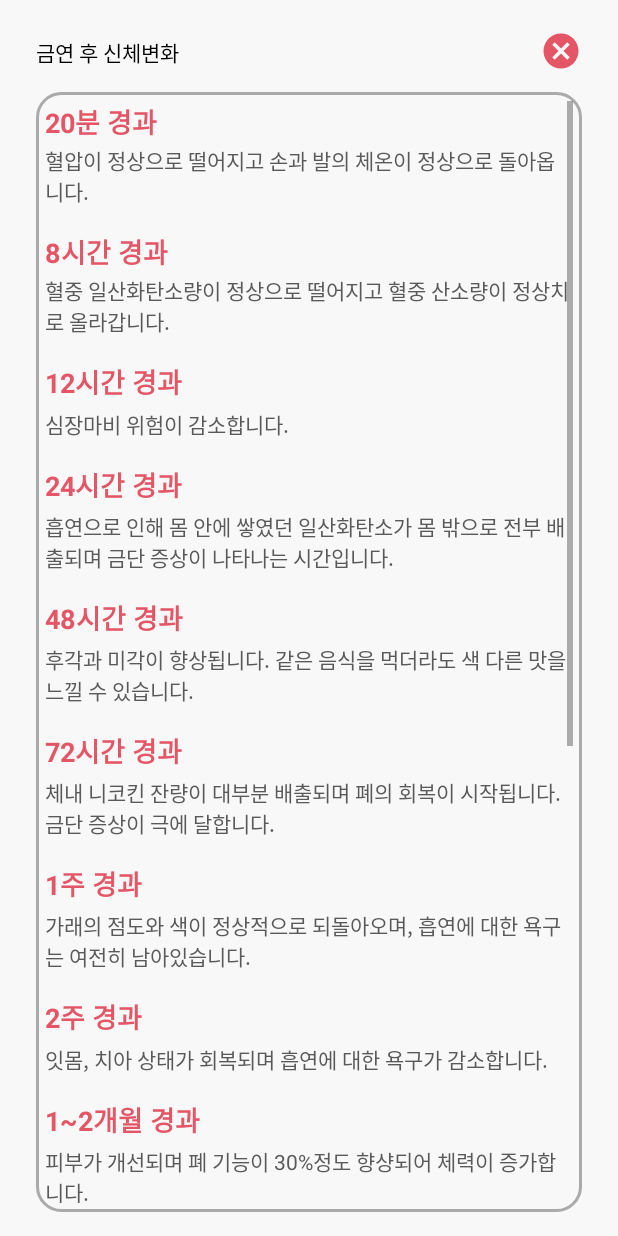
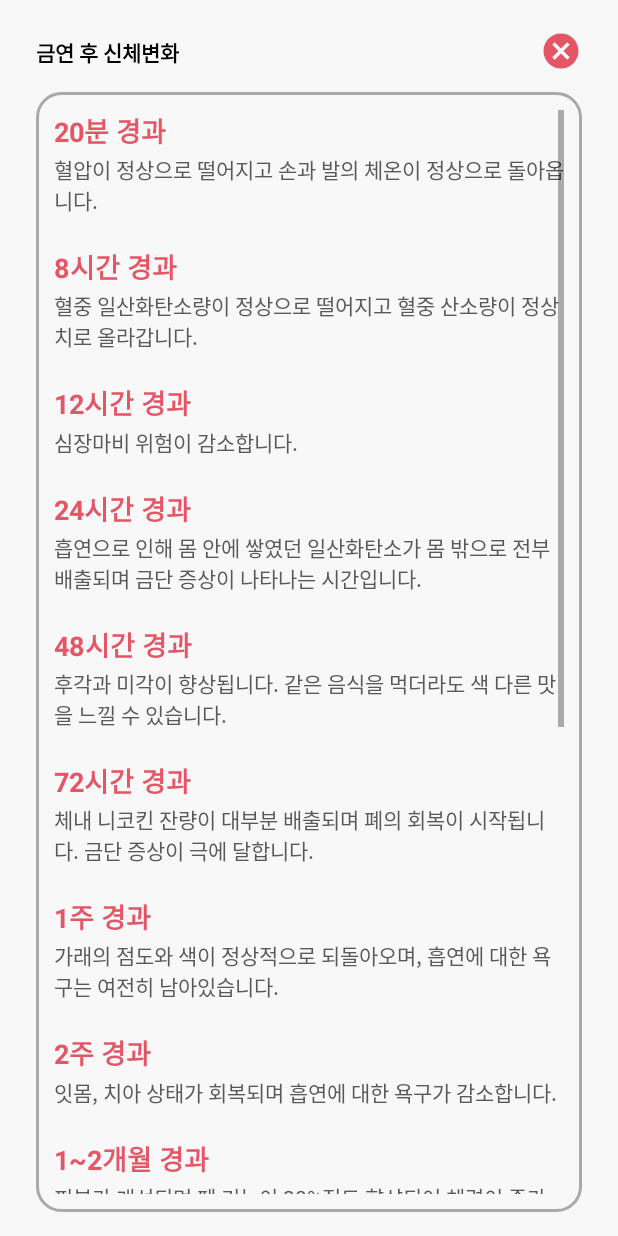
Before and after one commit to koreadydtkd/StopSmoking, an Android app: the BodyChangesActivity screen opened directly, with no data from a screen before it, on a phone screen of 412 x 824 dp. Run offline under Robolectric (Android 15) with nearby library versions, the phone set to English and light mode, and no system bars.

Commit message:
- 화면 이동 공통함수 생성 - mvvm 진행중

```diff
--- a/app/src/main/AndroidManifest.xml
+++ b/app/src/main/AndroidManifest.xml
@@ -44,10 +44,10 @@
             android:name=".activity.main.MainActivity"
             android:theme="@style/Theme.Status.Custom" />
 
-        <activity android:name=".activity.CommunityActivity" />
+        <activity android:name=".activity.community.CommunityActivity" />
 
         <activity
-            android:name=".activity.BodyChangesActivity"
+            android:name=".activity.bodychanges.BodyChangesActivity"
             android:theme="@style/Theme.Status.Custom" />
 
         <!-- 배너 광고 -->
--- a/app/src/main/java/hys/hmonkeyys/stopsmoking/activity/BodyChangesActivity.kt
+++ b/app/src/main/java/hys/hmonkeyys/stopsmoking/activity/bodychanges/BodyChangesActivity.kt
@@ -1,4 +1,4 @@
-package hys.hmonkeyys.stopsmoking.activity
+package hys.hmonkeyys.stopsmoking.activity.bodychanges
 
 import androidx.appcompat.app.AppCompatActivity
 import android.os.Bundle
--- a/app/src/main/java/hys/hmonkeyys/stopsmoking/activity/CommunityActivity.kt
+++ b/app/src/main/java/hys/hmonkeyys/stopsmoking/activity/community/CommunityActivity.kt
@@ -1,4 +1,4 @@
-package hys.hmonkeyys.stopsmoking.activity
+package hys.hmonkeyys.stopsmoking.activity.community
 
 import androidx.appcompat.app.AppCompatActivity
 import android.os.Bundle
--- a/app/src/main/java/hys/hmonkeyys/stopsmoking/activity/main/MainActivity.kt
+++ b/app/src/main/java/hys/hmonkeyys/stopsmoking/activity/main/MainActivity.kt
@@ -12,11 +12,12 @@ import com.google.firebase.crashlytics.FirebaseCrashlytics
 import com.kakao.sdk.link.LinkClient
 import hys.hmonkeyys.stopsmoking.R
 import hys.hmonkeyys.stopsmoking.activity.BaseActivity
-import hys.hmonkeyys.stopsmoking.activity.BodyChangesActivity
+import hys.hmonkeyys.stopsmoking.activity.bodychanges.BodyChangesActivity
 import hys.hmonkeyys.stopsmoking.activity.registration.RegistrationActivity
 import hys.hmonkeyys.stopsmoking.databinding.ActivityMainBinding
 import hys.hmonkeyys.stopsmoking.utils.AppShareKey.Companion.EDIT
 import hys.hmonkeyys.stopsmoking.utils.Utility
+import hys.hmonkeyys.stopsmoking.utils.Utility.goNextActivity
 import hys.hmonkeyys.stopsmoking.utils.setOnDuplicatePreventionClickListener
 import org.koin.androidx.viewmodel.ext.android.viewModel
 
@@ -81,7 +82,7 @@ internal class MainActivity : BaseActivity<MainViewModel>() {
         }
 
         binding.bodyChangesLayout.setOnDuplicatePreventionClickListener {
-            startActivity(Intent(this, BodyChangesActivity::class.java))
+            goNextActivity(this, BodyChangesActivity::class.java, 0)
         }
 
         binding.communityLayout.setOnDuplicatePreventionClickListener {
--- a/app/src/main/res/layout/activity_body_changes.xml
+++ b/app/src/main/res/layout/activity_body_changes.xml
@@ -5,7 +5,7 @@
     android:layout_width="match_parent"
     android:layout_height="match_parent"
     android:background="@color/default_background"
-    tools:context=".activity.BodyChangesActivity">
+    tools:context=".activity.bodychanges.BodyChangesActivity">
 
     <TextView
         android:id="@+id/titleTextView"
@@ -14,6 +14,7 @@
         android:layout_marginStart="24dp"
         android:layout_marginTop="24dp"
         android:text="금연 후 신체변화"
+        android:textStyle="bold"
         android:textColor="@color/black"
         app:layout_constraintStart_toStartOf="parent"
         app:layout_constraintTop_toTopOf="parent" />
@@ -39,7 +40,7 @@
         android:layout_marginBottom="16dp"
         android:background="@drawable/border_grey_color"
         android:orientation="vertical"
-        android:padding="6dp"
+        android:padding="12dp"
         app:layout_constraintBottom_toBottomOf="parent"
         app:layout_constraintEnd_toEndOf="parent"
         app:layout_constraintStart_toStartOf="parent"
@@ -68,7 +69,7 @@
             <TextView
                 android:layout_width="match_parent"
                 android:layout_height="wrap_content"
-                android:layout_marginTop="16dp"
+                android:layout_marginTop="20dp"
                 android:text="@string/eight_hours"
                 android:textColor="@color/main_color"
                 android:textSize="18sp"
@@ -84,7 +85,7 @@
             <TextView
                 android:layout_width="match_parent"
                 android:layout_height="wrap_content"
-                android:layout_marginTop="16dp"
+                android:layout_marginTop="20dp"
                 android:text="@string/twelve_hours"
                 android:textColor="@color/main_color"
                 android:textSize="18sp"
@@ -93,14 +94,14 @@
             <TextView
                 android:layout_width="match_parent"
                 android:layout_height="wrap_content"
-                android:layout_marginTop="4dp"
+                android:layout_marginTop="2dp"
                 android:text="@string/twelve_hours_info"
                 android:textColor="@color/dark_grey" />
 
             <TextView
                 android:layout_width="match_parent"
                 android:layout_height="wrap_content"
-                android:layout_marginTop="16dp"
+                android:layout_marginTop="20dp"
                 android:text="@string/one_day"
                 android:textColor="@color/main_color"
                 android:textSize="18sp"
@@ -109,14 +110,14 @@
             <TextView
                 android:layout_width="match_parent"
                 android:layout_height="wrap_content"
-                android:layout_marginTop="4dp"
+                android:layout_marginTop="2dp"
                 android:text="@string/one_day_info"
                 android:textColor="@color/dark_grey" />
 
             <TextView
                 android:layout_width="match_parent"
                 android:layout_height="wrap_content"
-                android:layout_marginTop="16dp"
+                android:layout_marginTop="20dp"
                 android:text="@string/two_day"
                 android:textColor="@color/main_color"
                 android:textSize="18sp"
@@ -125,14 +126,14 @@
             <TextView
                 android:layout_width="match_parent"
                 android:layout_height="wrap_content"
-                android:layout_marginTop="4dp"
+                android:layout_marginTop="2dp"
                 android:text="@string/two_day_info"
                 android:textColor="@color/dark_grey" />
 
             <TextView
                 android:layout_width="match_parent"
                 android:layout_height="wrap_content"
-                android:layout_marginTop="16dp"
+                android:layout_marginTop="20dp"
                 android:text="@string/three_day"
                 android:textColor="@color/main_color"
                 android:textSize="18sp"
@@ -141,14 +142,14 @@
             <TextView
                 android:layout_width="match_parent"
                 android:layout_height="wrap_content"
-                android:layout_marginTop="4dp"
+                android:layout_marginTop="2dp"
                 android:text="@string/three_day_info"
                 android:textColor="@color/dark_grey" />
 
             <TextView
                 android:layout_width="match_parent"
                 android:layout_height="wrap_content"
-                android:layout_marginTop="16dp"
+                android:layout_marginTop="20dp"
                 android:text="@string/one_week"
                 android:textColor="@color/main_color"
                 android:textSize="18sp"
@@ -157,14 +158,14 @@
             <TextView
                 android:layout_width="match_parent"
                 android:layout_height="wrap_content"
-                android:layout_marginTop="4dp"
+                android:layout_marginTop="2dp"
                 android:text="@string/one_week_info"
                 android:textColor="@color/dark_grey" />
 
             <TextView
                 android:layout_width="match_parent"
                 android:layout_height="wrap_content"
-                android:layout_marginTop="16dp"
+                android:layout_marginTop="20dp"
                 android:text="@string/two_week"
                 android:textColor="@color/main_color"
                 android:textSize="18sp"
@@ -173,14 +174,14 @@
             <TextView
                 android:layout_width="match_parent"
                 android:layout_height="wrap_content"
-                android:layout_marginTop="4dp"
+                android:layout_marginTop="2dp"
                 android:text="@string/two_week_info"
                 android:textColor="@color/dark_grey" />
 
             <TextView
                 android:layout_width="match_parent"
                 android:layout_height="wrap_content"
-                android:layout_marginTop="16dp"
+                android:layout_marginTop="20dp"
                 android:text="@string/one_two_month"
                 android:textColor="@color/main_color"
                 android:textSize="18sp"
@@ -189,14 +190,14 @@
             <TextView
                 android:layout_width="match_parent"
                 android:layout_height="wrap_content"
-                android:layout_marginTop="4dp"
+                android:layout_marginTop="2dp"
                 android:text="@string/one_two_month_info"
                 android:textColor="@color/dark_grey" />
 
             <TextView
                 android:layout_width="match_parent"
                 android:layout_height="wrap_content"
-                android:layout_marginTop="16dp"
+                android:layout_marginTop="20dp"
                 android:text="@string/three_month"
                 android:textColor="@color/main_color"
                 android:textSize="18sp"
@@ -205,14 +206,14 @@
             <TextView
                 android:layout_width="match_parent"
                 android:layout_height="wrap_content"
-                android:layout_marginTop="4dp"
+                android:layout_marginTop="2dp"
                 android:text="@string/three_month_info"
                 android:textColor="@color/dark_grey" />
 
             <TextView
                 android:layout_width="match_parent"
                 android:layout_height="wrap_content"
-                android:layout_marginTop="16dp"
+                android:layout_marginTop="20dp"
                 android:text="@string/nine_month"
                 android:textColor="@color/main_color"
                 android:textSize="18sp"
@@ -221,14 +222,14 @@
             <TextView
                 android:layout_width="match_parent"
                 android:layout_height="wrap_content"
-                android:layout_marginTop="4dp"
+                android:layout_marginTop="2dp"
                 android:text="@string/nine_month_info"
                 android:textColor="@color/dark_grey" />
 
             <TextView
                 android:layout_width="match_parent"
                 android:layout_height="wrap_content"
-                android:layout_marginTop="16dp"
+                android:layout_marginTop="20dp"
                 android:text="@string/one_year"
                 android:textColor="@color/main_color"
                 android:textSize="18sp"
@@ -237,14 +238,14 @@
             <TextView
                 android:layout_width="match_parent"
                 android:layout_height="wrap_content"
-                android:layout_marginTop="4dp"
+                android:layout_marginTop="2dp"
                 android:text="@string/one_year_info"
                 android:textColor="@color/dark_grey" />
 
             <TextView
                 android:layout_width="match_parent"
                 android:layout_height="wrap_content"
-                android:layout_marginTop="16dp"
+                android:layout_marginTop="20dp"
                 android:text="@string/five_year"
                 android:textColor="@color/main_color"
                 android:textSize="18sp"
@@ -253,14 +254,14 @@
             <TextView
                 android:layout_width="match_parent"
                 android:layout_height="wrap_content"
-                android:layout_marginTop="4dp"
+                android:layout_marginTop="2dp"
                 android:text="@string/five_year_info"
                 android:textColor="@color/dark_grey" />
 
             <TextView
                 android:layout_width="match_parent"
                 android:layout_height="wrap_content"
-                android:layout_marginTop="16dp"
+                android:layout_marginTop="20dp"
                 android:text="@string/ten_year"
                 android:textColor="@color/main_color"
                 android:textSize="18sp"
@@ -269,14 +270,14 @@
             <TextView
                 android:layout_width="match_parent"
                 android:layout_height="wrap_content"
-                android:layout_marginTop="4dp"
+                android:layout_marginTop="2dp"
                 android:text="@string/ten_year_info"
                 android:textColor="@color/dark_grey" />
 
             <TextView
                 android:layout_width="match_parent"
                 android:layout_height="wrap_content"
-                android:layout_marginTop="16dp"
+                android:layout_marginTop="20dp"
                 android:text="@string/fifteen_year"
                 android:textColor="@color/main_color"
                 android:textSize="18sp"
@@ -285,7 +286,7 @@
             <TextView
                 android:layout_width="match_parent"
                 android:layout_height="wrap_content"
-                android:layout_marginTop="4dp"
+                android:layout_marginTop="2dp"
                 android:text="@string/fifteen_year_info"
                 android:textColor="@color/dark_grey" />
         </LinearLayout>
--- a/app/src/main/res/layout/activity_community.xml
+++ b/app/src/main/res/layout/activity_community.xml
@@ -5,6 +5,6 @@
     android:layout_width="match_parent"
     android:background="@color/default_background"
     android:layout_height="match_parent"
-    tools:context=".activity.CommunityActivity">
+    tools:context=".activity.community.CommunityActivity">
 
 </androidx.constraintlayout.widget.ConstraintLayout>
--- a/app/src/main/res/layout/activity_registration.xml
+++ b/app/src/main/res/layout/activity_registration.xml
@@ -23,6 +23,7 @@
         android:layout_width="28dp"
         android:layout_height="28dp"
         android:layout_marginTop="20dp"
+        android:elevation="6dp"
         android:layout_marginEnd="24dp"
         android:background="@drawable/ic_baseline_cancel_24"
         android:backgroundTint="@color/main_color"
```
Also changed, not shown: app/src/main/java/hys/hmonkeyys/stopsmoking/activity/intro/IntroActivity.kt (+3 -11 lines), app/src/main/java/hys/hmonkeyys/stopsmoking/activity/registration/RegistrationActivity.kt (+34 -46 lines), app/src/main/java/hys/hmonkeyys/stopsmoking/activity/registration/RegistrationState.kt (+9 -1 lines), app/src/main/java/hys/hmonkeyys/stopsmoking/activity/registration/RegistrationViewModel.kt (+18 -2 lines), app/src/main/java/hys/hmonkeyys/stopsmoking/utils/Utility.kt (+21 -0 lines).
